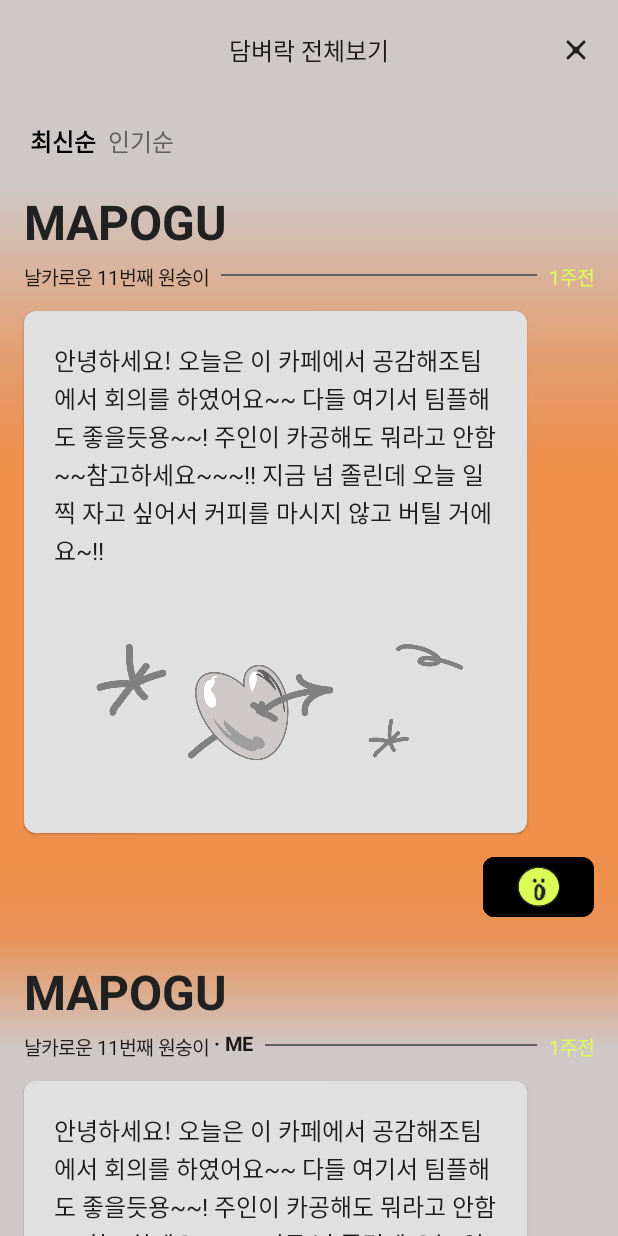
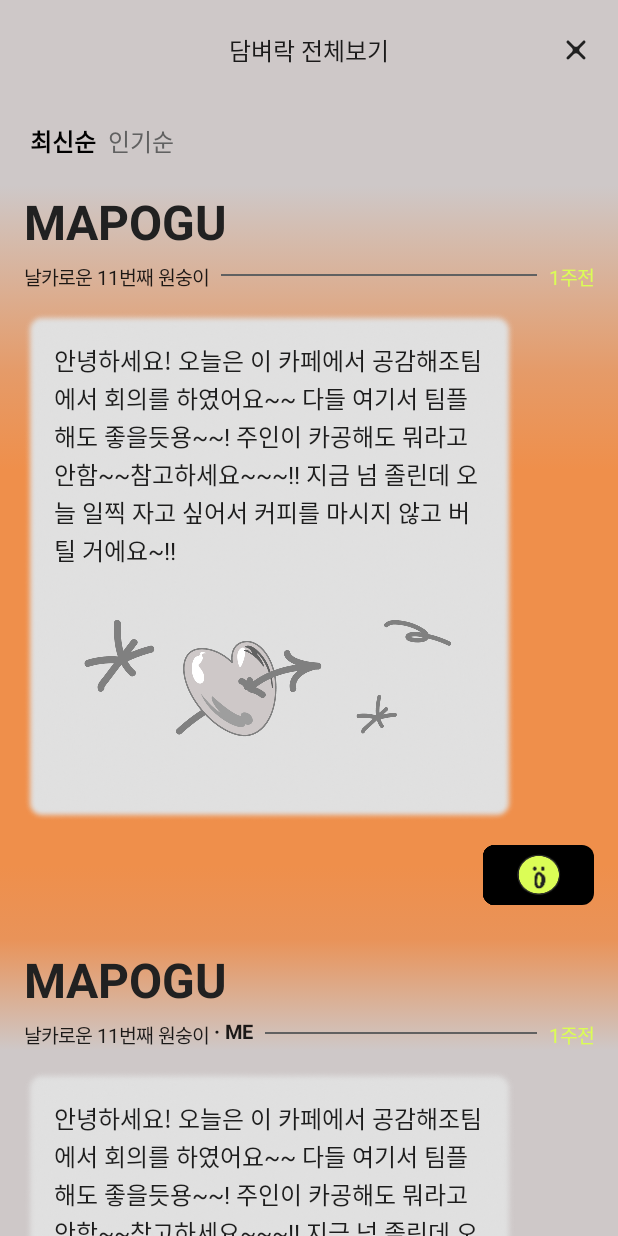
Before and after one commit to mash-up-kr/DamgleDamgle_Android, an Android app built with Jetpack Compose: the screen it shows after launch (MainActivity), on a phone screen of 412 x 824 dp. Run offline under Robolectric (Android 15) with nearby library versions, the phone set to English and light mode, and no system bars; our stand-ins replace Dagger/Hilt's generated code, accompanist.

Commit message:
Fix DamgleBox background image

```diff
--- a/app/src/main/java/com/mashup/damgledamgle/presentation/feature/all_damgle_list/DamgleStoryBox.kt
+++ b/app/src/main/java/com/mashup/damgledamgle/presentation/feature/all_damgle_list/DamgleStoryBox.kt
@@ -1,14 +1,18 @@
 package com.mashup.damgledamgle.presentation.feature.all_damgle_list
 
+import androidx.compose.foundation.Image
 import androidx.compose.foundation.layout.*
 import androidx.compose.foundation.shape.RoundedCornerShape
 import androidx.compose.material.*
 import androidx.compose.runtime.Composable
 import androidx.compose.ui.Alignment
 import androidx.compose.ui.Modifier
+import androidx.compose.ui.graphics.Color
+import androidx.compose.ui.res.painterResource
 import androidx.compose.ui.text.font.FontWeight
 import androidx.compose.ui.unit.dp
 import androidx.compose.ui.unit.sp
+import com.mashup.damgledamgle.R
 import com.mashup.damgledamgle.presentation.feature.all_damgle_list.model.DamgleStoryBoxModel
 import com.mashup.damgledamgle.presentation.feature.all_damgle_list.reaction.Reaction
 import com.mashup.damgledamgle.presentation.feature.all_damgle_list.reaction.ReactionBox
@@ -60,13 +64,18 @@ fun DamgleStoryBox(
             )
         }
         Spacer(modifier = Modifier.height(16.dp))
-        Card(
+        Box(
             modifier = Modifier
-                .height(348.dp)
-                .width(335.dp),
-            shape = RoundedCornerShape(8.dp),
-            backgroundColor = Gray400
+                .height(340.dp)
+                .width(328.dp)
         ) {
+            Image(
+                painter = painterResource(id = R.drawable.bg_damgle),
+                contentDescription = null,
+                modifier = Modifier
+                    .height(340.dp)
+                    .width(328.dp),
+            )
             Column {
                 Text(
                     text = damgleStoryBoxState.content,
--- a/app/src/main/java/com/mashup/damgledamgle/presentation/feature/all_damgle_list/DamgleStoryReactionBox.kt
+++ b/app/src/main/java/com/mashup/damgledamgle/presentation/feature/all_damgle_list/DamgleStoryReactionBox.kt
@@ -32,8 +32,8 @@ fun DamgleStoryBoxReactionsDemo() {
 fun DamgleStoryReactionBox(modifier: Modifier = Modifier, reactions: Map<Reaction, DamgleStoryReactionState>) {
     Box(
         modifier = modifier
-            .height(144.dp)
-            .width(335.dp),
+            .height(160.dp)
+            .width(320.dp),
         contentAlignment = Alignment.Center
     ) {
         when (reactions.filter { it.value.count > 0 }.count()) {
--- a/app/src/main/java/com/mashup/damgledamgle/presentation/feature/all_damgle_list/MultiReaction.kt
+++ b/app/src/main/java/com/mashup/damgledamgle/presentation/feature/all_damgle_list/MultiReaction.kt
@@ -1,11 +1,13 @@
 package com.mashup.damgledamgle.presentation.feature.all_damgle_list
 
-import androidx.compose.foundation.layout.Box
-import androidx.compose.foundation.layout.offset
+import androidx.compose.foundation.Image
+import androidx.compose.foundation.layout.*
 import androidx.compose.runtime.Composable
 import androidx.compose.ui.Alignment
 import androidx.compose.ui.Modifier
+import androidx.compose.ui.res.painterResource
 import androidx.compose.ui.unit.dp
+import com.mashup.damgledamgle.R
 import com.mashup.damgledamgle.presentation.feature.all_damgle_list.model.DamgleStoryReactionState
 import com.mashup.damgledamgle.presentation.feature.all_damgle_list.reaction.Reaction
 import com.mashup.damgledamgle.presentation.feature.all_damgle_list.reaction.ReactionWithCount
@@ -23,11 +25,11 @@ data class ReactionOrderState(
 
 // countX가 아님
 private val reactionPositionByOrder = mapOf(
-    1 to ReactionOrderState(12, -5, 75, 8, -14f, 100f),
-    2 to ReactionOrderState(138, -10, 74, 54, 9f, 80f),
+    1 to ReactionOrderState(22, -16, 75, 8, -14f, 100f),
+    2 to ReactionOrderState(143, -16, 74, 54, 9f, 80f),
     3 to ReactionOrderState(209, -89, -3, 17, 0f, 100f),
-    4 to ReactionOrderState(103, -115, -24, 8, -11f, 60f),
-    5 to ReactionOrderState(248, -36, 36, -2, 16f, 48f),
+    4 to ReactionOrderState(109, -120, -24, 8, -11f, 60f),
+    5 to ReactionOrderState(254, -42, 36, -2, 16f, 48f),
 )
 
 private val specialReactionPositionCase = mapOf(
@@ -49,6 +51,15 @@ fun MultiReaction(modifier: Modifier, reactions: Map<Reaction, DamgleStoryReacti
         modifier = modifier,
         contentAlignment = Alignment.BottomStart
     ) {
+        Image(
+            painter = painterResource(id = R.drawable.bg_multi_reaction),
+            contentDescription = null,
+            modifier = Modifier
+                .height(160.dp)
+                .width(285.dp)
+                .align(Alignment.BottomCenter)
+                .offset(y = (-20).dp),
+        )
         Reaction.values().forEach { reaction ->
             val order = reactions[reaction]?.order ?: 0
             if (reactions[reaction] != null)
--- /dev/null
+++ b/app/src/main/res/drawable/bg_multi_reaction.xml
@@ -0,0 +1,21 @@
+<vector xmlns:android="http://schemas.android.com/apk/res/android"
+    android:width="285dp"
+    android:height="160dp"
+    android:viewportWidth="285"
+    android:viewportHeight="160">
+  <path
+      android:pathData="M17.15,73.29C17.42,74.01 17.86,72.93 18.11,72.61C18.55,72.03 19,71.46 19.45,70.89L22.12,67.45L27.24,60.85L37.71,47.38C39.45,45.15 35.72,42.84 34.01,45.04L21.98,60.53L16.2,67.98C14.43,70.25 12.15,72.3 13.3,75.37C14.3,77.99 18.15,75.9 17.16,73.3L17.15,73.29Z"
+      android:fillColor="#212121"/>
+  <path
+      android:pathData="M36.44,63.52C28.32,56.16 27.38,44.85 27.59,34.55C27.65,31.73 23.28,31.53 23.22,34.35C22.99,45.76 24.26,58.37 33.24,66.51C35.32,68.38 38.53,65.41 36.44,63.52Z"
+      android:fillColor="#212121"/>
+  <path
+      android:pathData="M27.25,54.94C20.25,54.2 13.17,54.87 6.44,56.91C3.76,57.72 4.71,61.99 7.41,61.18C13.76,59.24 20.44,58.61 27.04,59.31C29.85,59.61 30.03,55.23 27.25,54.94Z"
+      android:fillColor="#212121"/>
+  <path
+      android:pathData="M29.61,58.92C35.14,56.16 40.95,54 46.94,52.47C49.66,51.78 48.71,47.51 45.97,48.21C39.6,49.83 33.42,52.13 27.54,55.07C25.02,56.32 27.08,60.18 29.61,58.92Z"
+      android:fillColor="#212121"/>
+  <path
+      android:pathData="M162.51,69.26C162.28,67.58 161.68,65.98 160.79,64.57C160.3,63.77 159.72,63.05 159.05,62.39C158.59,61.94 157.38,61.36 157.1,60.87C156.67,60.72 156.76,60.5 157.36,60.21C157.72,59.57 157.9,59.47 157.89,59.92C158.03,60.06 158.13,61.39 158.16,61.55C158.36,62.55 158.61,63.55 158.89,64.53C159.5,66.64 160.29,68.66 161.26,70.61C162.33,72.74 159.62,75.64 157.9,73.5C154.63,69.45 150.32,66.82 145.31,65.88C142.52,65.36 143.54,60.91 146.34,61.43C152,62.49 157.2,65.58 160.9,70.16L157.54,73.05C156.06,70.1 149.71,56.27 156.59,56.06C159.3,55.98 161.97,58.73 163.54,60.76C165.43,63.2 166.49,66.03 166.9,69.12C167.3,72.03 162.89,72.15 162.5,69.26L162.51,69.26Z"
+      android:fillColor="#212121"/>
+</vector>
```
Also changed, not shown: app/src/main/res/drawable-hdpi/bg_damgle.png (added), app/src/main/res/drawable-xhdpi/bg_damgle.png (added), app/src/main/res/drawable-xxhdpi/bg_damgle.png (added), app/src/main/res/drawable-xxxhdpi/bg_damgle.png (added).
